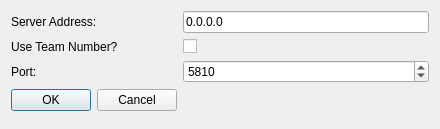
Above: lib/ui/NTSettingsDialog.ui from Q-FRC/QDash before the change. Below: the same form after it.
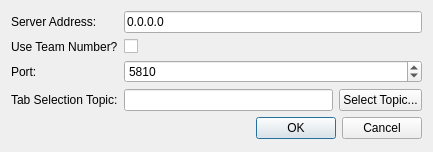
That is the form after the change.

```diff
--- a/lib/ui/NTSettingsDialog.ui
+++ b/lib/ui/NTSettingsDialog.ui
@@ -6,21 +6,14 @@
    <rect>
     <x>0</x>
     <y>0</y>
-    <width>440</width>
-    <height>129</height>
+    <width>433</width>
+    <height>152</height>
    </rect>
   </property>
   <property name="windowTitle">
    <string>NetworkTables Settings</string>
   </property>
   <layout class="QFormLayout" name="formLayout">
-   <item row="3" column="0">
-    <widget class="QDialogButtonBox" name="buttonBox">
-     <property name="standardButtons">
-      <set>QDialogButtonBox::Cancel|QDialogButtonBox::Ok</set>
-     </property>
-    </widget>
-   </item>
    <item row="0" column="0">
     <widget class="QLabel" name="label">
      <property name="text">
@@ -72,6 +65,34 @@
      </property>
     </widget>
    </item>
+   <item row="3" column="0">
+    <widget class="QLabel" name="label_4">
+     <property name="text">
+      <string>Tab Selection Topic:</string>
+     </property>
+    </widget>
+   </item>
+   <item row="4" column="0" colspan="2">
+    <widget class="QDialogButtonBox" name="buttonBox">
+     <property name="standardButtons">
+      <set>QDialogButtonBox::Cancel|QDialogButtonBox::Ok</set>
+     </property>
+    </widget>
+   </item>
+   <item row="3" column="1">
+    <layout class="QHBoxLayout" name="horizontalLayout">
+     <item>
+      <widget class="QLineEdit" name="topic"/>
+     </item>
+     <item>
+      <widget class="QPushButton" name="topicSelect">
+       <property name="text">
+        <string>Select Topic...</string>
+       </property>
+      </widget>
+     </item>
+    </layout>
+   </item>
   </layout>
  </widget>
  <resources/>
```
Left out of the diff: 23 changed lines with no effect on the pictures.
